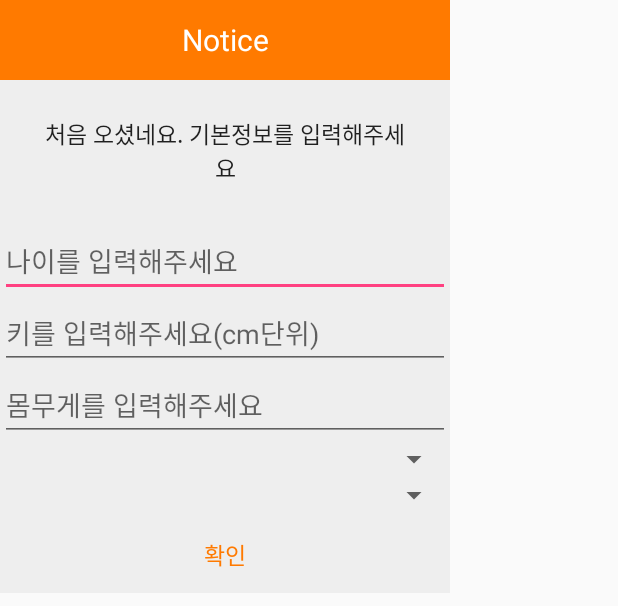
After one commit to Hwarang-Go/ThreeMeals, an Android app: the layout activity_first_popup.xml on its own in the app's theme, with its tools: preview values and no code run, on a phone screen of 412 x 824 dp. The commit adds this screen. Shown: the top 606 px of the screen. Run offline under Robolectric (Android 15) with nearby library versions, the phone set to English and light mode, and no system bars.

Commit message:
add user profile popup view & user profile data upload in DB

```diff
--- a/app/src/main/java/com/example/hwarang/threemealsdev/login/LoginActivity.java
+++ b/app/src/main/java/com/example/hwarang/threemealsdev/login/LoginActivity.java
@@ -27,6 +27,7 @@ import com.google.firebase.auth.FirebaseAuth;
 import com.google.firebase.auth.FirebaseUser;
 import com.google.firebase.auth.GoogleAuthCredential;
 import com.google.firebase.auth.GoogleAuthProvider;
+import com.google.firebase.database.DatabaseReference;
 
 public class LoginActivity extends AppCompatActivity implements View.OnClickListener {
 
@@ -35,6 +36,7 @@ public class LoginActivity extends AppCompatActivity implements View.OnClickList
 
     private FirebaseAuth mAuth;
     private FirebaseAuth.AuthStateListener mAuthListner; // 사용자 로그인 상태변화 체크
+    private DatabaseReference mDatabase;
 
     private GoogleSignInClient mGoogleSignInClient;
     private TextView mStatusTextView;
--- /dev/null
+++ b/app/src/main/res/layout/activity_first_popup.xml
@@ -0,0 +1,99 @@
+<?xml version="1.0" encoding="utf-8"?>
+<LinearLayout xmlns:android="http://schemas.android.com/apk/res/android"
+    android:background="#eeeeee"
+    android:orientation="vertical"
+    android:layout_width="300dp"
+    android:layout_height="wrap_content">
+
+    <!-- 타이틀바 -->
+    <LinearLayout
+        android:orientation="horizontal"
+        android:layout_width="match_parent"
+        android:layout_height="wrap_content">
+        <TextView
+            android:text="Notice"
+            android:textSize="20sp"
+            android:textColor="#fff"
+            android:gravity="center"
+            android:background="#ff7a00"
+            android:layout_width="match_parent"
+            android:layout_height="53dp" />
+    </LinearLayout>
+    <!-- //end 타이틀바 -->
+
+    <!-- Notice -->
+    <LinearLayout
+        android:padding="24dp"
+        android:orientation="vertical"
+        android:layout_width="match_parent"
+        android:layout_height="wrap_content">
+        <TextView
+            android:id="@+id/txtText"
+            android:textSize="15sp"
+            android:textColor="#000"
+            android:alpha="0.87"
+            android:gravity="center"
+            android:layout_marginBottom="3dp"
+            android:layout_width="match_parent"
+            android:layout_height="wrap_content"
+            android:text="처음 오셨네요. 기본정보를 입력해주세요"/>
+    </LinearLayout>
+    <!-- Notice -->
+
+    <LinearLayout
+        android:layout_width="match_parent"
+        android:layout_height="wrap_content"
+        android:orientation="vertical">
+
+        <EditText
+            android:layout_width="match_parent"
+            android:layout_height="wrap_content"
+            android:id="@+id/edit_text_age"
+            android:hint="나이를 입력해주세요"/>
+
+        <EditText
+            android:layout_width="match_parent"
+            android:layout_height="wrap_content"
+            android:id="@+id/edit_text_tall"
+            android:hint="키를 입력해주세요(cm단위)"/>
+
+        <EditText
+            android:layout_width="match_parent"
+            android:layout_height="wrap_content"
+            android:id="@+id/edit_text_weight"
+            android:hint="몸무게를 입력해주세요"/>
+
+        <Spinner
+            android:id="@+id/txt_question_gender"
+            android:layout_width="match_parent"
+            android:layout_height="wrap_content"
+            android:gravity="right"></Spinner>
+
+        <Spinner
+            android:id="@+id/txt_question_physical"
+            android:layout_width="match_parent"
+            android:layout_height="wrap_content"
+            android:gravity="right"></Spinner>
+
+
+    </LinearLayout>
+
+    <!-- 닫기 버튼 -->
+    <LinearLayout
+        android:orientation="horizontal"
+        android:gravity="center"
+        android:layout_width="match_parent"
+        android:layout_height="wrap_content">
+        <Button
+            android:text="확인"
+            android:textSize="15sp"
+            android:textColor="#ff7a00"
+            android:padding="16dp"
+            android:gravity="center"
+            android:background="#00000000"
+            android:layout_width="match_parent"
+            android:layout_height="53dp"
+            android:onClick="mOnClose"/>
+    </LinearLayout>
+    <!--// 닫기 버튼 -->
+</LinearLayout>
--- a/gradle.properties
+++ b/gradle.properties
@@ -11,3 +11,5 @@ org.gradle.jvmargs=-Xmx1536m
 # This option should only be used with decoupled projects. More details, visit
 # http://www.gradle.org/docs/current/userguide/multi_project_builds.html#sec:decoupled_projects
 # org.gradle.parallel=true
+
+# android.enableAapt2=false
```
Also changed, not shown: app/src/main/AndroidManifest.xml (+6 -2 lines), app/src/main/java/com/example/hwarang/threemealsdev/home/HomeFragment.java (+9 -1 lines), app/src/main/java/com/example/hwarang/threemealsdev/main/FirstPopupActivity.java (added, +237 -0 lines), app/src/main/java/com/example/hwarang/threemealsdev/main/MainActivity.java (+35 -2 lines), app/src/main/java/com/example/hwarang/threemealsdev/main/UserData.java (added, +37 -0 lines), app/src/main/res/layout/fragment_home.xml (+8 -2 lines), app/src/main/res/values/array.xml (added, +14 -0 lines).
